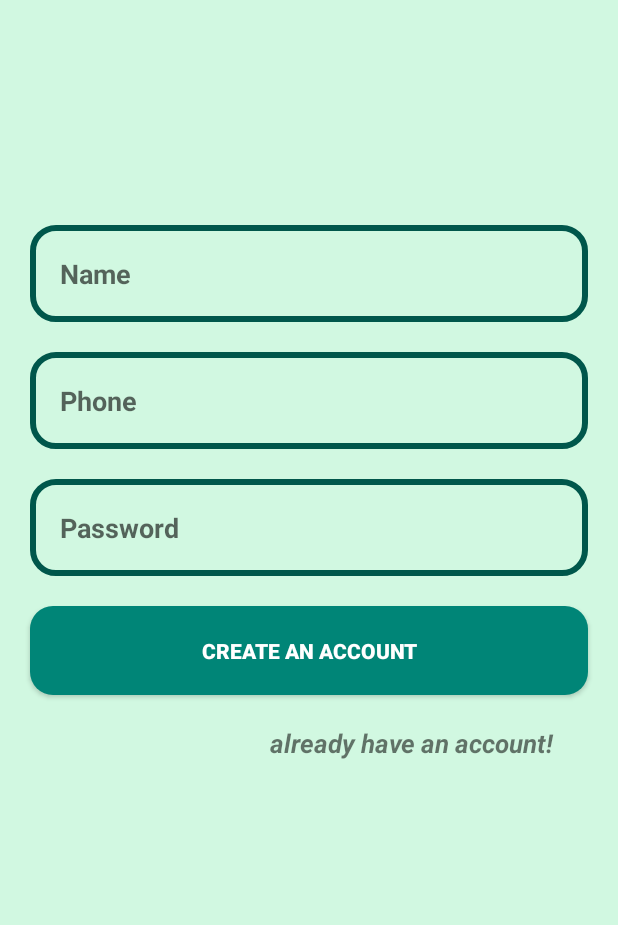
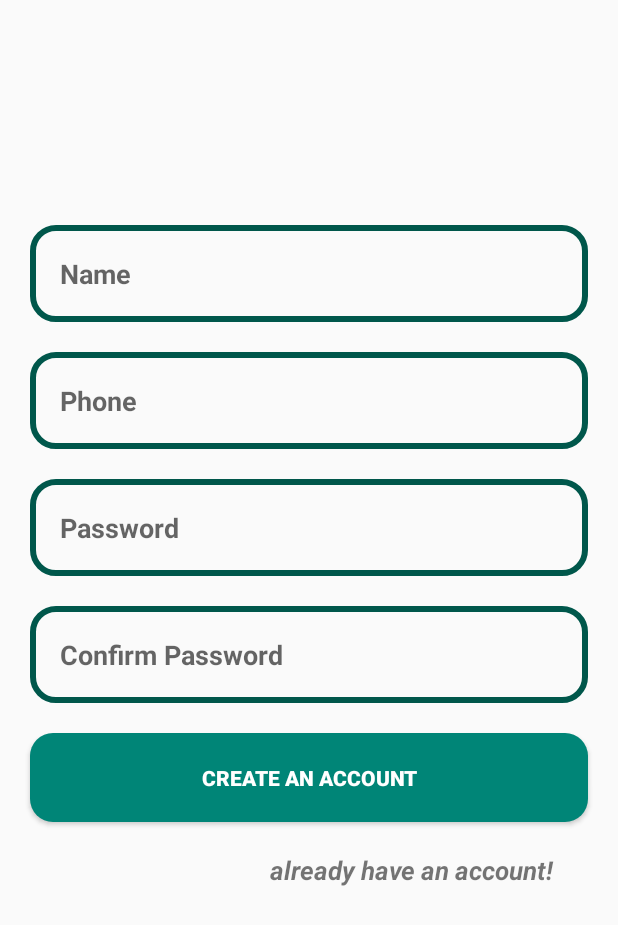
Before and after one commit to LuvJaiswal/TODO2020FinalAssignment, an Android app: the RegisterActivity screen opened directly, with no data from a screen before it, on a phone screen of 412 x 824 dp. Shown: the top 925 px of the screen. Run offline under Robolectric (Android 15) with nearby library versions, the phone set to English and light mode, and no system bars.

Commit message:
Designs changes made

```diff
--- a/app/src/main/res/layout/activity_register.xml
+++ b/app/src/main/res/layout/activity_register.xml
@@ -4,7 +4,6 @@
     xmlns:tools="http://schemas.android.com/tools"
     android:layout_width="match_parent"
     android:layout_height="match_parent"
-    android:background="@color/todoBackground"
     tools:context=".RegisterActivity">
 
 
@@ -56,11 +55,28 @@
         android:layout_marginRight="20dp"
         />
 
+    <EditText
+        android:id="@+id/Reg_ET_confirm_password"
+        android:layout_width="match_parent"
+        android:layout_height="wrap_content"
+        android:hint="Confirm Password"
+        android:textStyle="bold"
+        android:inputType="textPassword"
+        android:textColor="@color/colorPrimaryDark"
+        android:background="@drawable/designs"
+        android:padding="20dp"
+        android:layout_below="@id/Reg_ET_password"
+        android:layout_marginTop="20dp"
+        android:layout_marginLeft="20dp"
+        android:layout_marginRight="20dp"
+        />
+
+
     <Button
         android:id="@+id/Reg_createAcc_Btn"
         android:layout_width="match_parent"
         android:layout_height="wrap_content"
-        android:layout_below="@id/Reg_ET_password"
+        android:layout_below="@id/Reg_ET_confirm_password"
         android:padding="20dp"
         android:text="Create An Account"
         android:textStyle="bold"
--- a/app/src/main/res/values/colors.xml
+++ b/app/src/main/res/values/colors.xml
@@ -4,6 +4,9 @@
     <color name="colorPrimaryDark">#00574B</color>
     <color name="colorAccent">#D81B60</color>
     <color name="todoBackground">#D1F8E1</color>
+    <color name="login">#95A6A4EC</color>
+    <color name="black">#A1ACAA</color>
+
 
 
 </resources>
```
Also changed, not shown: app/src/main/res/drawable/ic_call_black_24dp.xml (added, +9 -0 lines), app/src/main/res/drawable/ic_vpn_key_black_24dp.xml (added, +9 -0 lines), app/src/main/res/layout/activity_login.xml (+39 -44 lines), app/src/main/res/drawable/profile.png (added).
